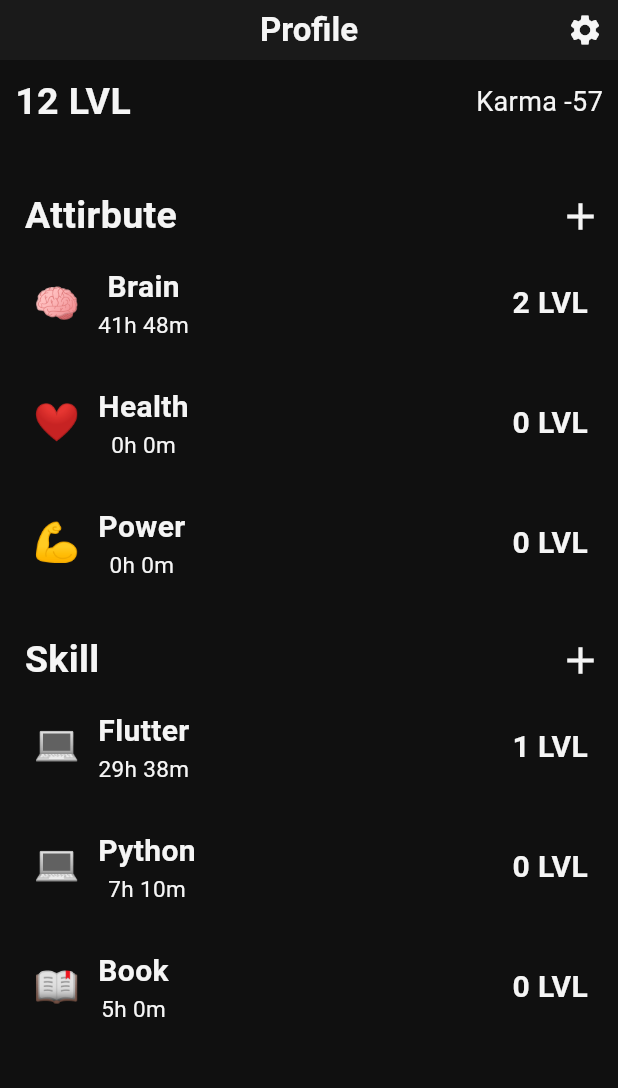
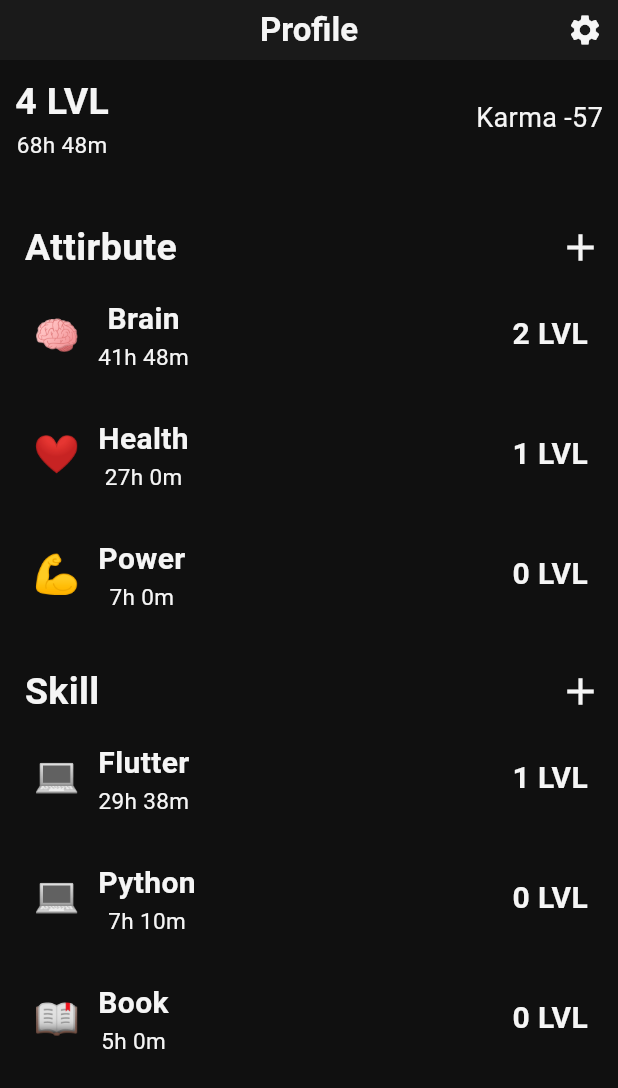
Before and after one commit to senabdulgani/gamify_todo, a Flutter app: the ProfilePage screen opened by its route, on a phone screen of 412 x 824 dp. Shown: the top 1088 px of the screen. Run offline on Flutter 3.47's test engine with Material 3 defaults, Android fonts, the phone set to English and light mode, and no system bars; our stand-ins replace device_info_plus, emoji_picker_flutter, flutter_screenutil, flutter_slidable, get, hive_flutter and 1 more; missing offline and left inert: duration_picker; accounts and stored records are empty.

Commit message:
profil page update & fix

```diff
--- a/lib/1 Core/extensions.dart
+++ b/lib/1 Core/extensions.dart
@@ -3,7 +3,7 @@ import 'package:flutter/material.dart';
 extension DurationFormatting on Duration {
   String integer2() {
     String twoDigits(int n) => n.toString().padLeft(2, "0");
-    final minutes = twoDigits(inMinutes.remainder(60));
+    final minutes = twoDigits(inMinutes);
     final seconds = twoDigits(inSeconds.remainder(60));
 
     return [minutes, seconds].join(':');
@@ -27,7 +27,7 @@ extension DurationFormatting on Duration {
   }
 
   String textLong2() {
-    final minutes = inMinutes.remainder(60);
+    final minutes = inMinutes;
     final seconds = inSeconds.remainder(60);
 
     return "$minutes minutes $seconds seconds";
@@ -50,14 +50,14 @@ extension DurationFormatting on Duration {
   }
 
   String textShort2() {
-    final minutes = inMinutes.remainder(60);
+    final minutes = inMinutes;
     final seconds = inSeconds.remainder(60);
 
     return "${minutes}m ${seconds}s";
   }
 
   String textShort2hour() {
-    final hours = inHours.remainder(60);
+    final hours = inHours;
     final minutes = inMinutes.remainder(60);
 
     return "${hours}h ${minutes}m";
--- a/lib/3 Page/Profile/Widget/trait_item_detailed.dart
+++ b/lib/3 Page/Profile/Widget/trait_item_detailed.dart
@@ -4,6 +4,7 @@ import 'package:gamify_todo/2%20General/app_colors.dart';
 import 'package:gamify_todo/3%20Page/Trait%20Detail%20Page/tarit_detail_page.dart';
 import 'package:gamify_todo/5%20Service/navigator_service.dart';
 import 'package:gamify_todo/6%20Provider/task_provider.dart';
+import 'package:gamify_todo/7%20Enum/task_status_enum.dart';
 import 'package:gamify_todo/7%20Enum/task_type_enum.dart';
 import 'package:gamify_todo/8%20Model/trait_model.dart';
 import 'package:get/route_manager.dart';
@@ -33,6 +34,9 @@ class _TraitItemDetailedState extends State<TraitItemDetailed> {
       Duration.zero,
       (previousValue, element) {
         if (((element.skillIDList != null && element.skillIDList!.contains(widget.trait.id)) || (element.attirbuteIDList != null && element.attirbuteIDList!.contains(widget.trait.id))) && element.remainingDuration != null) {
+          if (element.type == TaskTypeEnum.CHECKBOX && element.status != TaskStatusEnum.COMPLETED) {
+            return previousValue;
+          }
           return previousValue +
               (element.type == TaskTypeEnum.CHECKBOX
                   ? element.remainingDuration!
--- a/lib/3 Page/Profile/profile_page.dart
+++ b/lib/3 Page/Profile/profile_page.dart
@@ -1,6 +1,13 @@
 import 'package:flutter/material.dart';
+import 'package:gamify_todo/1%20Core/extensions.dart';
 import 'package:gamify_todo/2%20General/app_colors.dart';
 import 'package:gamify_todo/3%20Page/Profile/Widget/trait_list.dart';
+import 'package:gamify_todo/3%20Page/Settings/settings_page.dart';
+import 'package:gamify_todo/5%20Service/navigator_service.dart';
+import 'package:gamify_todo/6%20Provider/task_provider.dart';
+import 'package:gamify_todo/7%20Enum/task_status_enum.dart';
+import 'package:gamify_todo/7%20Enum/task_type_enum.dart';
+import 'package:get/get_navigation/src/routes/transitions_type.dart';
 
 class ProfilePage extends StatefulWidget {
   const ProfilePage({super.key});
@@ -10,6 +17,32 @@ class ProfilePage extends StatefulWidget {
 }
 
 class _ProfilePageState extends State<ProfilePage> {
+  late Duration totalDuration;
+
+  @override
+  void initState() {
+    super.initState();
+
+    // ? her açıldığında tüm taskalrdan çekmek yerine direkt uygulama açılırken bir defa hesaplayıp bir değişkene atayıp gerisini oradan güncellemek iyi olur mu bilmiyorum. 1500 task olduğunda nasıl oalcak bundan şüpheliyim. galiba bir cache yapısı da kurmak lazım
+    totalDuration = TaskProvider().taskList.fold(
+      Duration.zero,
+      (previousValue, element) {
+        if (element.remainingDuration != null) {
+          if (element.type == TaskTypeEnum.CHECKBOX && element.status != TaskStatusEnum.COMPLETED) {
+            return previousValue;
+          }
+          return previousValue +
+              (element.type == TaskTypeEnum.CHECKBOX
+                  ? element.remainingDuration!
+                  : element.type == TaskTypeEnum.COUNTER
+                      ? element.remainingDuration! * element.currentCount!
+                      : element.currentDuration!);
+        }
+        return previousValue;
+      },
+    );
+  }
+
   @override
   Widget build(BuildContext context) {
     return Scaffold(
@@ -19,7 +52,12 @@ class _ProfilePageState extends State<ProfilePage> {
         actions: [
           InkWell(
             borderRadius: AppColors.borderRadiusAll,
-            onTap: () {},
+            onTap: () {
+              NavigatorService.goTo(
+                const SettingsPage(),
+                transition: Transition.rightToLeft,
+              );
+            },
             child: const Padding(
               padding: EdgeInsets.symmetric(horizontal: 10, vertical: 5),
               child: Icon(Icons.settings),
@@ -27,23 +65,32 @@ class _ProfilePageState extends State<ProfilePage> {
           ),
         ],
       ),
-      body: const Padding(
-        padding: EdgeInsets.all(10),
+      body: Padding(
+        padding: const EdgeInsets.all(10),
         child: SingleChildScrollView(
           child: Column(
             children: [
               Row(
                 children: [
-                  Text(
-                    // TODO: all traits and tasks duraitons to lvl
-                    '12 LVL',
-                    style: TextStyle(
-                      fontSize: 25,
-                      fontWeight: FontWeight.bold,
-                    ),
+                  Column(
+                    children: [
+                      Text(
+                        totalDuration.toLevel(),
+                        style: const TextStyle(
+                          fontSize: 25,
+                          fontWeight: FontWeight.bold,
+                        ),
+                      ),
+                      Text(
+                        totalDuration.textShort2hour(),
+                        style: const TextStyle(
+                          fontSize: 15,
+                        ),
+                      ),
+                    ],
                   ),
-                  Spacer(),
-                  Text(
+                  const Spacer(),
+                  const Text(
                     // TODO: karma eklenince gelecek
                     'Karma -57',
                     style: TextStyle(
@@ -52,11 +99,11 @@ class _ProfilePageState extends State<ProfilePage> {
                   ),
                 ],
               ),
-              SizedBox(height: 40),
-              TraitList(isSkill: false),
-              SizedBox(height: 20),
-              TraitList(isSkill: true),
-              SizedBox(height: 60),
+              const SizedBox(height: 40),
+              const TraitList(isSkill: false),
+              const SizedBox(height: 20),
+              const TraitList(isSkill: true),
+              const SizedBox(height: 60),
             ],
           ),
         ),
--- /dev/null
+++ b/lib/3 Page/Settings/settings_page.dart
@@ -0,0 +1,20 @@
+import 'package:flutter/material.dart';
+
+class SettingsPage extends StatefulWidget {
+  const SettingsPage({super.key});
+
+  @override
+  State<SettingsPage> createState() => _SettingsPageState();
+}
+
+class _SettingsPageState extends State<SettingsPage> {
+  @override
+  Widget build(BuildContext context) {
+    return Scaffold(
+      appBar: AppBar(
+        title: const Text('Settings'),
+        leading: const SizedBox(),
+      ),
+    );
+  }
+}
--- a/lib/6 Provider/task_provider.dart
+++ b/lib/6 Provider/task_provider.dart
@@ -76,6 +76,27 @@ class TaskProvider with ChangeNotifier {
       taskDate: DateTime.now(),
       isNotificationOn: false,
     ),
+    TaskModel(
+      id: 5,
+      title: "Uyu",
+      type: TaskTypeEnum.CHECKBOX,
+      remainingDuration: const Duration(hours: 20, minutes: 0),
+      status: TaskStatusEnum.COMPLETED,
+      taskDate: DateTime.now(),
+      attirbuteIDList: [1],
+      isNotificationOn: false,
+    ),
+    TaskModel(
+      id: 6,
+      title: "Spor",
+      type: TaskTypeEnum.CHECKBOX,
+      remainingDuration: const Duration(hours: 7),
+      status: TaskStatusEnum.COMPLETED,
+      taskDate: DateTime.now(),
+      attirbuteIDList: [1, 2],
+      isNotificationOn: false,
+    ),
+
     // TaskModel(
     //   id: 2,
     //   rutinID: 1,
```
